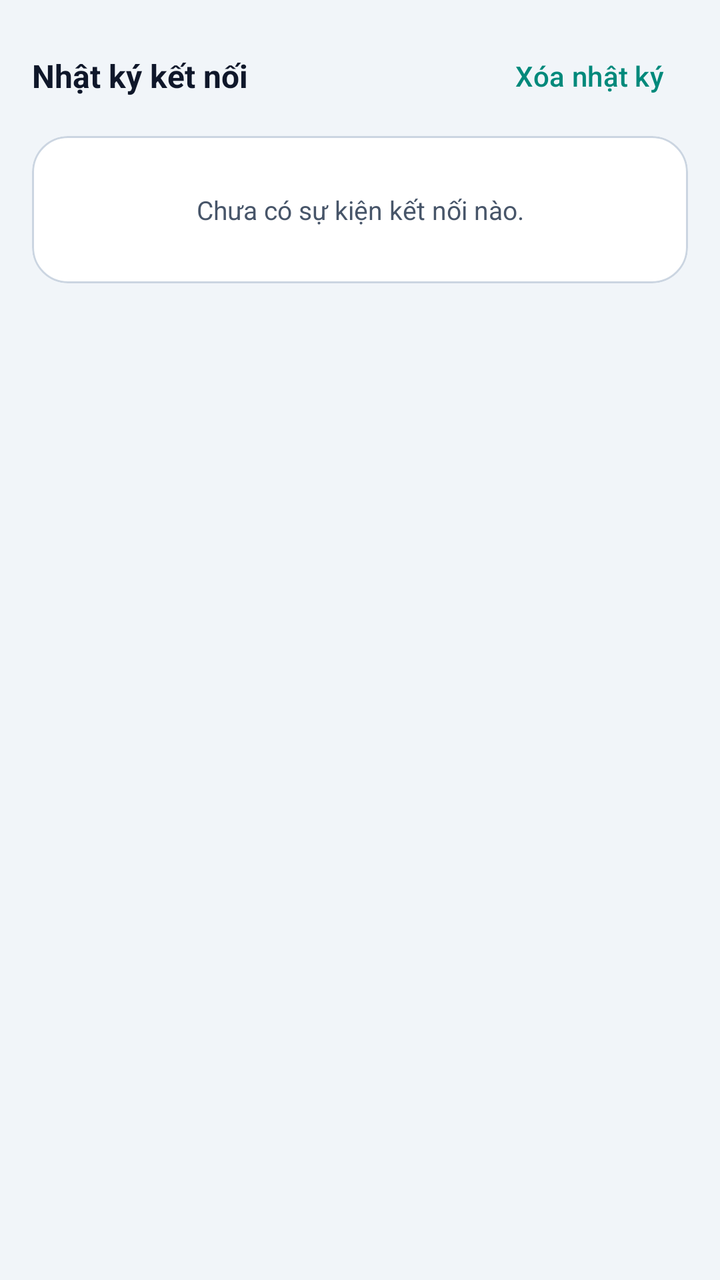
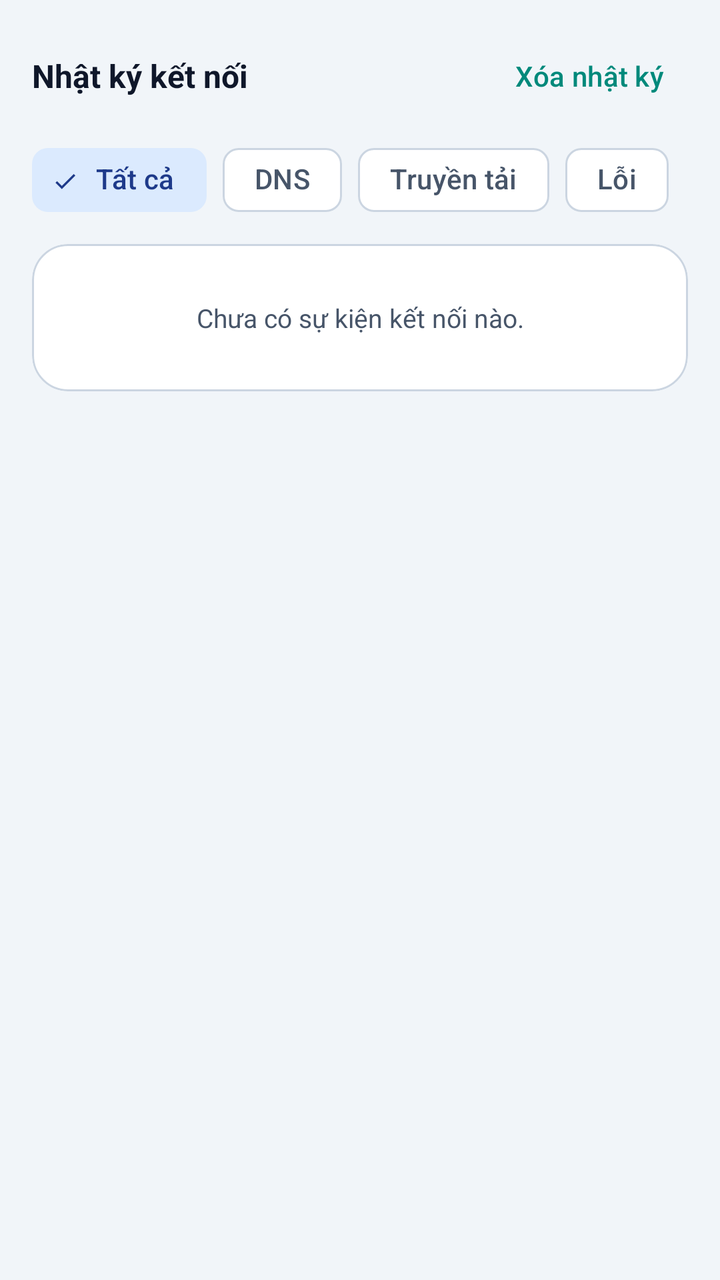

Screens rendered from an Android XML layout before and after an edit, with the pre-edit source and the edit as a unified diff.
<!-- AndroidManifest.xml: application theme Theme.ProxyFlow -->
<!-- res/layout/fragment_logs.xml -->
<?xml version="1.0" encoding="utf-8"?>
<androidx.core.widget.NestedScrollView xmlns:android="http://schemas.android.com/apk/res/android"
    xmlns:app="http://schemas.android.com/apk/res-auto"
    android:layout_width="match_parent"
    android:layout_height="match_parent"
    android:clipToPadding="false"
    android:paddingHorizontal="@dimen/screen_padding_horizontal"
    android:paddingVertical="@dimen/screen_padding_vertical">

    <LinearLayout
        android:layout_width="match_parent"
        android:layout_height="wrap_content"
        android:orientation="vertical">

        
        <LinearLayout
            android:layout_width="match_parent"
            android:layout_height="wrap_content"
            android:gravity="center_vertical"
            android:orientation="horizontal">

            <TextView
                android:layout_width="0dp"
                android:layout_height="wrap_content"
                android:layout_weight="1"
                android:text="@string/title_logs_section"
                android:textColor="@color/md_theme_onSurface"
                android:textSize="16sp"
                android:textStyle="bold" />

            <com.google.android.material.button.MaterialButton
                android:id="@+id/btn_clear_logs"
                style="@style/Widget.Material3.Button.TextButton"
                android:layout_width="wrap_content"
                android:layout_height="48dp"
                android:text="@string/action_clear_logs" />
        </LinearLayout>

        <com.google.android.material.card.MaterialCardView
            android:layout_width="match_parent"
            android:layout_height="wrap_content"
            android:layout_marginTop="6dp"
            app:cardBackgroundColor="@color/md_theme_surface"
            app:cardCornerRadius="18dp"
            app:cardElevation="0dp"
            app:strokeColor="@color/md_theme_outline"
            app:strokeWidth="1dp">

            <LinearLayout
                android:layout_width="match_parent"
                android:layout_height="wrap_content"
                android:orientation="vertical"
                android:padding="12dp">

                <TextView
                    android:id="@+id/tv_empty_logs"
                    android:layout_width="match_parent"
                    android:layout_height="wrap_content"
                    android:gravity="center"
                    android:padding="16dp"
                    android:text="@string/empty_logs_hint"
                    android:textColor="@color/md_theme_onSurfaceVariant"
                    android:textSize="13sp" />

                <androidx.recyclerview.widget.RecyclerView
                    android:id="@+id/recycler_logs"
                    android:layout_width="match_parent"
                    android:layout_height="wrap_content"
                    android:nestedScrollingEnabled="false" />
            </LinearLayout>
        </com.google.android.material.card.MaterialCardView>
    </LinearLayout>
</androidx.core.widget.NestedScrollView>
<!-- resources referenced by this layout -->
<resources>
  <color name="md_theme_onSurface">#0F172A</color>
  <color name="md_theme_onSurfaceVariant">#475569</color>
  <color name="md_theme_outline">#CBD5E1</color>
  <color name="md_theme_surface">#FFFFFF</color>
  <dimen name="screen_padding_horizontal">12dp</dimen>
  <dimen name="screen_padding_vertical">12dp</dimen>
  <string name="action_clear_logs">Xóa nhật ký</string>
  <string name="empty_logs_hint">Chưa có sự kiện kết nối nào.</string>
  <string name="title_logs_section">Nhật ký kết nối</string>
  <style name="Theme.ProxyFlow" parent="Theme.Material3.DayNight.NoActionBar">
          <item name="colorPrimary">@color/md_theme_primary</item>
          <item name="colorOnPrimary">@color/md_theme_onPrimary</item>
          <item name="colorPrimaryContainer">@color/md_theme_primaryContainer</item>
          <item name="colorOnPrimaryContainer">@color/md_theme_onPrimaryContainer</item>
          <item name="colorSecondary">@color/md_theme_secondary</item>
          <item name="colorOnSecondary">@color/md_theme_onSecondary</item>
          <item name="colorSecondaryContainer">@color/md_theme_secondaryContainer</item>
          <item name="colorOnSecondaryContainer">@color/md_theme_onSecondaryContainer</item>
          <item name="android:colorBackground">@color/md_theme_background</item>
          <item name="colorSurface">@color/md_theme_surface</item>
          <item name="colorOnSurface">@color/md_theme_onSurface</item>
          <item name="colorSurfaceVariant">@color/md_theme_surfaceVariant</item>
          <item name="colorOnSurfaceVariant">@color/md_theme_onSurfaceVariant</item>
          <item name="colorSurfaceContainer">@color/md_theme_surfaceContainer</item>
          <item name="colorSurfaceContainerHigh">@color/md_theme_surfaceContainerHigh</item>
          <item name="colorOutline">@color/md_theme_outline</item>
          <item name="android:statusBarColor">@android:color/transparent</item>
          <item name="android:navigationBarColor">@android:color/transparent</item>
      </style>
  <color name="md_theme_primary">#00897B</color>
  <color name="md_theme_onPrimary">#FFFFFF</color>
  <color name="md_theme_primaryContainer">#B2F5EA</color>
  <color name="md_theme_onPrimaryContainer">#003D33</color>
  <color name="md_theme_secondary">#2563EB</color>
  <color name="md_theme_onSecondary">#FFFFFF</color>
  <color name="md_theme_secondaryContainer">#DBEAFE</color>
  <color name="md_theme_onSecondaryContainer">#1E3A8A</color>
  <color name="md_theme_background">#F1F5F9</color>
  <color name="md_theme_surfaceVariant">#E2E8F0</color>
  <color name="md_theme_surfaceContainer">#FFFFFF</color>
  <color name="md_theme_surfaceContainerHigh">#F8FAFC</color>
</resources>

<!-- the commit's change to res/layout/fragment_logs.xml (unified diff, before → after) -->
@@ -36,10 +36,55 @@
                 android:text="@string/action_clear_logs" />
         </LinearLayout>
 
+        <HorizontalScrollView
+            android:layout_width="match_parent"
+            android:layout_height="wrap_content"
+            android:layout_marginTop="4dp"
+            android:scrollbars="none">
+
+            <com.google.android.material.chip.ChipGroup
+                android:id="@+id/chip_group_log_filter"
+                android:layout_width="wrap_content"
+                android:layout_height="wrap_content"
+                app:selectionRequired="true"
+                app:singleLine="true"
+                app:singleSelection="true">
+
+                <com.google.android.material.chip.Chip
+                    android:id="@+id/chip_log_all"
+                    style="@style/Widget.Material3.Chip.Filter"
+                    android:layout_width="wrap_content"
+                    android:layout_height="wrap_content"
+                    android:checked="true"
+                    android:text="@string/filter_log_all" />
+
+                <com.google.android.material.chip.Chip
+                    android:id="@+id/chip_log_dns"
+                    style="@style/Widget.Material3.Chip.Filter"
+                    android:layout_width="wrap_content"
+                    android:layout_height="wrap_content"
+                    android:text="@string/filter_log_dns" />
+
+                <com.google.android.material.chip.Chip
+                    android:id="@+id/chip_log_traffic"
+                    style="@style/Widget.Material3.Chip.Filter"
+                    android:layout_width="wrap_content"
+                    android:layout_height="wrap_content"
+                    android:text="@string/filter_log_traffic" />
+
+                <com.google.android.material.chip.Chip
+                    android:id="@+id/chip_log_error"
+                    style="@style/Widget.Material3.Chip.Filter"
+                    android:layout_width="wrap_content"
+                    android:layout_height="wrap_content"
+                    android:text="@string/filter_error" />
+            </com.google.android.material.chip.ChipGroup>
+        </HorizontalScrollView>
+
         <com.google.android.material.card.MaterialCardView
             android:layout_width="match_parent"
             android:layout_height="wrap_content"
-            android:layout_marginTop="6dp"
+            android:layout_marginTop="8dp"
             app:cardBackgroundColor="@color/md_theme_surface"
             app:cardCornerRadius="18dp"
             app:cardElevation="0dp"
<!-- resource entries referenced after the edit -->
@@ -8,6 +8,10 @@
   <dimen name="screen_padding_vertical">12dp</dimen>
   <string name="action_clear_logs">Xóa nhật ký</string>
   <string name="empty_logs_hint">Chưa có sự kiện kết nối nào.</string>
+  <string name="filter_error">Lỗi</string>
+  <string name="filter_log_all">Tất cả</string>
+  <string name="filter_log_dns">DNS</string>
+  <string name="filter_log_traffic">Truyền tải</string>
   <string name="title_logs_section">Nhật ký kết nối</string>
   <style name="Theme.ProxyFlow" parent="Theme.Material3.DayNight.NoActionBar">
           <item name="colorPrimary">@color/md_theme_primary</item>
